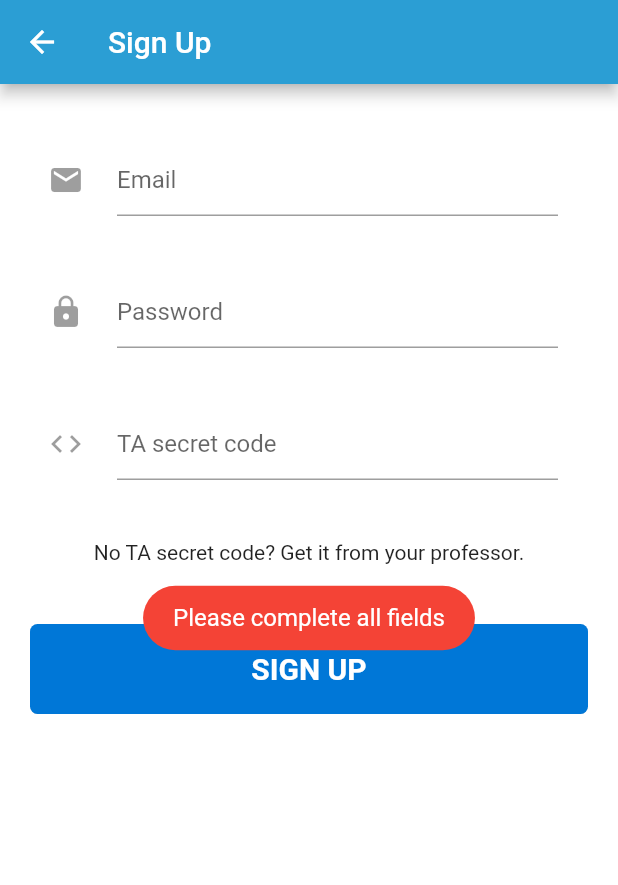
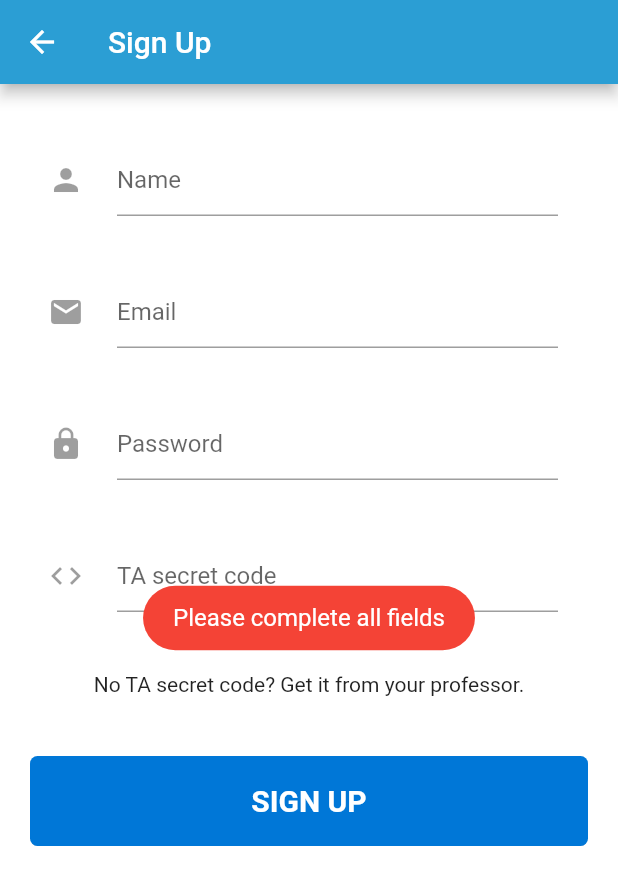
Before and after one commit to flybaflyba/Request-Handling-TA, a Flutter app: the SignUp screen opened directly, after a tap on "SIGN UP", on a phone screen of 412 x 824 dp. Shown: the top 885 px of the screen. Run offline on Flutter 3.47's test engine with Material 2 defaults, Android fonts, the phone set to English and light mode, and no system bars; our stand-ins replace cloud_firestore, email_validator, firebase_auth, firebase_core, fluttertoast; missing offline and left inert: flutter_picker; accounts and stored records are empty.

Commit message:
Add user name when signup

```diff
--- a/lib/DatabaseInteractions.dart
+++ b/lib/DatabaseInteractions.dart
@@ -1,4 +1,5 @@
 import 'package:cloud_firestore/cloud_firestore.dart';
+import 'package:flutter/cupertino.dart';
 import 'package:virtual_approval_flutter/Request.dart';
 import 'package:virtual_approval_flutter/Universals.dart';
 
@@ -20,10 +21,11 @@ class DatabaseInteractions {
     });
   }
 
-  static void saveUserProfile(String email) {
+  static void saveUserProfile(String name, String email) {
     FirebaseFirestore.instance.collection('users')
         .doc(email)
         .set({
+      "name": name,
       'email': email,
     })
         .then((value) => print("User Profile Added"))
--- a/lib/SignUp.dart
+++ b/lib/SignUp.dart
@@ -13,9 +13,10 @@ class SignUp extends StatefulWidget {
 
 class _SignUpState extends State<SignUp> {
 
-  var email;
-  var password;
-  var taSecretCode;
+  var name = "";
+  var email = "";
+  var password = "";
+  var taSecretCode = "";
 
   @override
   Widget build(BuildContext context) {
@@ -31,6 +32,25 @@ class _SignUpState extends State<SignUp> {
         ListView(
           children: [
             SizedBox(height: 20,),
+            Padding(
+              padding: const EdgeInsets.all(20.0),
+              child: Row(
+                children: <Widget>[
+                  IconButton(icon: Icon(Icons.person), onPressed: null),
+                  Expanded(
+                    child: Container(
+                      margin: EdgeInsets.only(right: 20, left: 10),
+                      child: TextField(
+                        onChanged: (value){
+                          name = value;
+                        },
+                        decoration: InputDecoration(hintText: "Name"),
+                      ),
+                    ),
+                  ),
+                ],
+              ),
+            ),
             Padding(
               padding: const EdgeInsets.all(20.0),
               child: Row(
@@ -108,7 +128,7 @@ class _SignUpState extends State<SignUp> {
                       print(taSecretCode);
                       print(Universals.taSecretCode);
 
-                      if (email == null || password == null || taSecretCode == null) {
+                      if (name == "" || email == null || password == null || taSecretCode == null) {
                         Universals.showToast('Please complete all fields', Universals.toastMessageTypeWarning);
                       } else {
                         if (taSecretCode != Universals.taSecretCode) {
@@ -119,7 +139,7 @@ class _SignUpState extends State<SignUp> {
                               email: email,
                               password: password,
                             );
-                            DatabaseInteractions.saveUserProfile(email);
+                            DatabaseInteractions.saveUserProfile(name, email);
 
                             // FirebaseAuth.instance.signOut();
                             print(userCredential);
```
